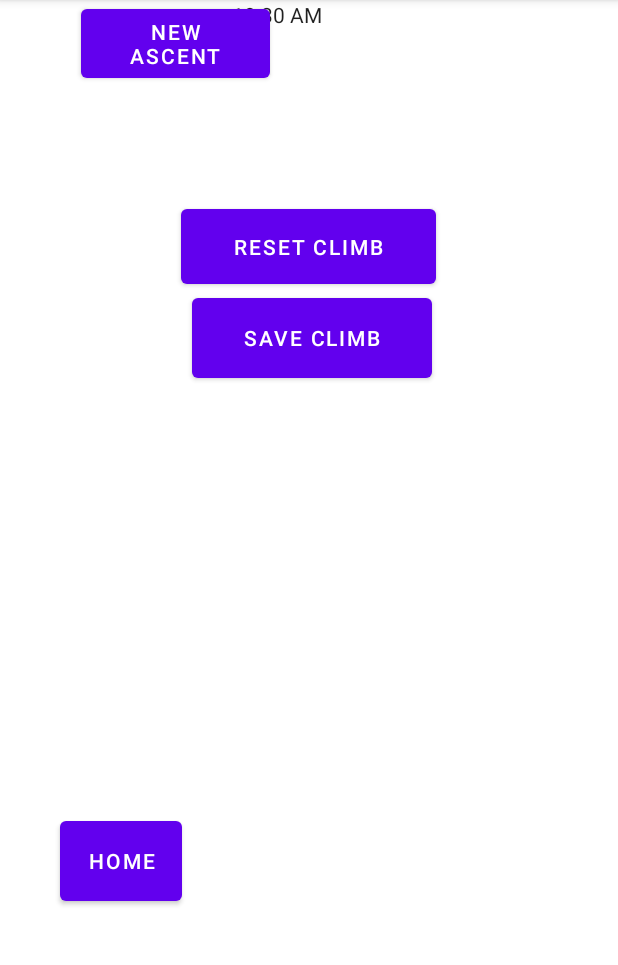
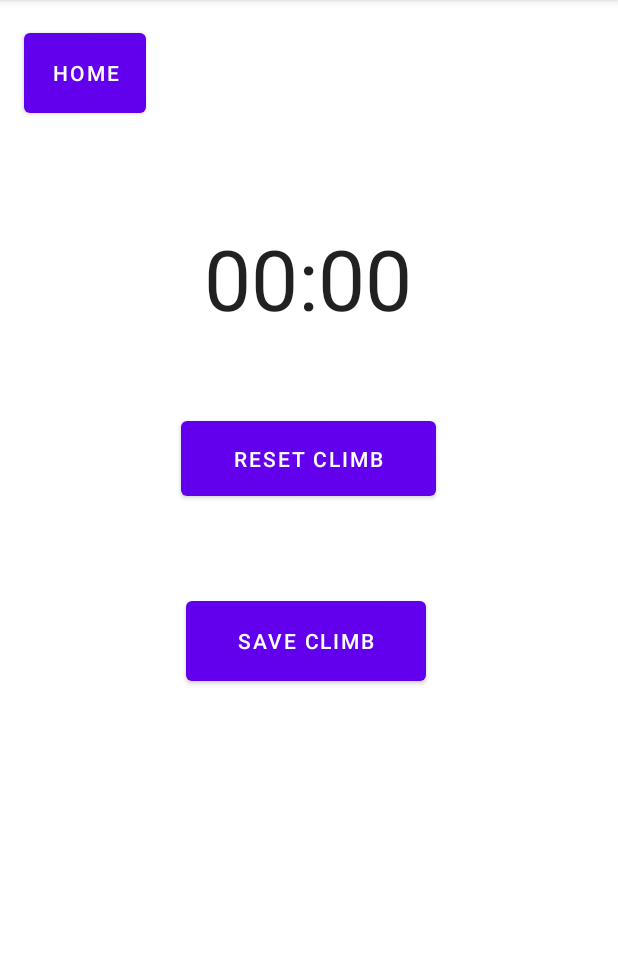
Before and after one commit to JaegyeomKim/ISIT322_TeamProject-Climbing-Buddy-, an Android app: the fragment SaveAndResetFragment shown on its own in the app's theme, on a phone screen of 412 x 824 dp, the part 84-1049 px from its top. Run offline under Robolectric (Android 15) with nearby library versions, the phone set to English and light mode, and no system bars.

```diff
--- a/app/src/main/res/layout/fragment_save_and_reset.xml
+++ b/app/src/main/res/layout/fragment_save_and_reset.xml
@@ -8,72 +8,48 @@
 
 
     <Button
-        android:id="@+id/button"
+        android:id="@+id/homeButton3"
         android:layout_width="81dp"
         android:layout_height="65dp"
-        android:layout_marginStart="40dp"
-        android:layout_marginTop="42dp"
-        android:layout_marginBottom="161dp"
+        android:layout_marginStart="16dp"
+        android:layout_marginTop="16dp"
         android:text="Home"
-        app:layout_constraintBottom_toBottomOf="parent"
         app:layout_constraintStart_toStartOf="parent"
-        app:layout_constraintTop_toTopOf="parent"
-        app:layout_constraintVertical_bias="1.0" />
-
+        app:layout_constraintTop_toTopOf="parent" />
 
     <Button
-        android:id="@+id/button2"
+        android:id="@+id/resetButton"
         android:layout_width="170dp"
         android:layout_height="62dp"
         android:layout_marginStart="55dp"
+        android:layout_marginTop="52dp"
         android:layout_marginEnd="75dp"
-        android:layout_marginBottom="14dp"
         android:text="Reset Climb"
-        app:layout_constraintBottom_toTopOf="@+id/button"
         app:layout_constraintEnd_toEndOf="parent"
         app:layout_constraintHorizontal_bias="0.585"
         app:layout_constraintStart_toStartOf="parent"
-        app:layout_constraintTop_toBottomOf="@+id/TextTime"
-        app:layout_constraintVertical_bias="0.256" />
+        app:layout_constraintTop_toBottomOf="@+id/TimeEnd" />
 
-    <TextClock
-        android:id="@+id/TextTime"
-        android:layout_width="369dp"
+    <Chronometer
+        android:id="@+id/TimeEnd"
+        android:layout_width="wrap_content"
         android:layout_height="wrap_content"
-        android:ems="10"
-        android:inputType="time"
-        android:text="00:00:00"
-        android:textAlignment="center"
-        tools:layout_editor_absoluteX="21dp"
-        tools:layout_editor_absoluteY="275dp" />
+        android:layout_marginTop="148dp"
+        android:textSize="56sp"
+        app:layout_constraintEnd_toEndOf="parent"
+        app:layout_constraintHorizontal_bias="0.497"
+        app:layout_constraintStart_toStartOf="parent"
+        app:layout_constraintTop_toTopOf="parent" />
 
     <Button
-        android:id="@+id/button3"
+        android:id="@+id/saveButton"
         android:layout_width="160dp"
         android:layout_height="65dp"
-        android:layout_marginStart="128dp"
-        android:layout_marginTop="42dp"
-        android:layout_marginBottom="161dp"
+        android:layout_marginStart="124dp"
+        android:layout_marginBottom="308dp"
         android:text="Save Climb"
         app:layout_constraintBottom_toBottomOf="parent"
-        app:layout_constraintStart_toStartOf="parent"
-        app:layout_constraintTop_toTopOf="parent"
-        app:layout_constraintVertical_bias="0.302" />
-
-    <Button
-        android:id="@+id/button4"
-        android:layout_width="126dp"
-        android:layout_height="58dp"
-        android:layout_marginStart="50dp"
-        android:layout_marginEnd="50dp"
-        android:layout_marginBottom="254dp"
-        android:text="New Ascent"
-        app:layout_constraintBottom_toTopOf="@+id/TextTime"
-        app:layout_constraintEnd_toEndOf="parent"
-        app:layout_constraintHorizontal_bias="0.021"
-        app:layout_constraintStart_toStartOf="parent"
-        app:layout_constraintTop_toTopOf="parent"
-        app:layout_constraintVertical_bias="0.0" />
+        app:layout_constraintStart_toStartOf="parent" />
 
 
 </androidx.constraintlayout.widget.ConstraintLayout>
```
Also changed, not shown: app/src/main/res/layout/fragment_start_climb.xml (+19 -31 lines), app/src/main/res/layout/fragment_stop.xml (+19 -31 lines).
